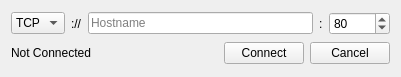
First picture: the form in resource/ui/direct_connect_dialog.ui, repository AttorneyOnline/AO2-Client, before the edit.
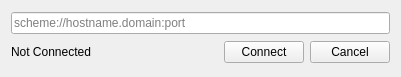
Second picture: the form after the edit.

Commit message:
Reworked direct connect
Resolve issue #905

Diff of the .ui file:
```diff
--- a/resource/ui/direct_connect_dialog.ui
+++ b/resource/ui/direct_connect_dialog.ui
@@ -16,57 +16,10 @@
   <layout class="QVBoxLayout" name="verticalLayout">
    <item>
     <layout class="QHBoxLayout" name="horizontalLayout">
-     <item>
-      <widget class="QComboBox" name="direct_protocol_box">
-       <item>
-        <property name="text">
-         <string>TCP</string>
-        </property>
-       </item>
-       <item>
-        <property name="text">
-         <string>WS</string>
-        </property>
-       </item>
-      </widget>
-     </item>
-     <item>
-      <widget class="QLabel" name="direct_hostname_seperator_lbl">
-       <property name="text">
-        <string>://</string>
-       </property>
-      </widget>
-     </item>
      <item>
       <widget class="QLineEdit" name="direct_hostname_edit">
        <property name="placeholderText">
-        <string>Hostname</string>
-       </property>
-      </widget>
-     </item>
-     <item>
-      <widget class="QLabel" name="direct_port_seperator_lbl">
-       <property name="text">
-        <string>:</string>
-       </property>
-      </widget>
-     </item>
-     <item>
-      <widget class="QSpinBox" name="direct_port_box">
-       <property name="minimumSize">
-        <size>
-         <width>50</width>
-         <height>0</height>
-        </size>
-       </property>
-       <property name="minimum">
-        <number>1</number>
-       </property>
-       <property name="maximum">
-        <number>65535</number>
-       </property>
-       <property name="value">
-        <number>80</number>
+        <string>scheme://hostname.domain:port</string>
        </property>
       </widget>
      </item>
```
The commit also changes 2 other files.
